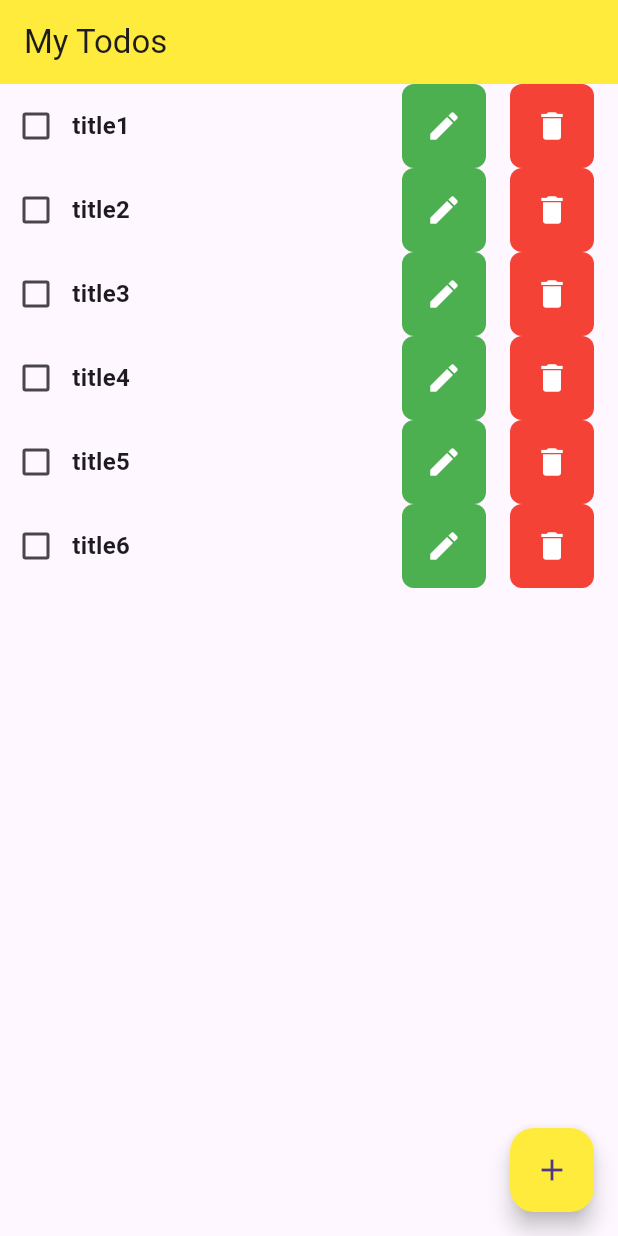
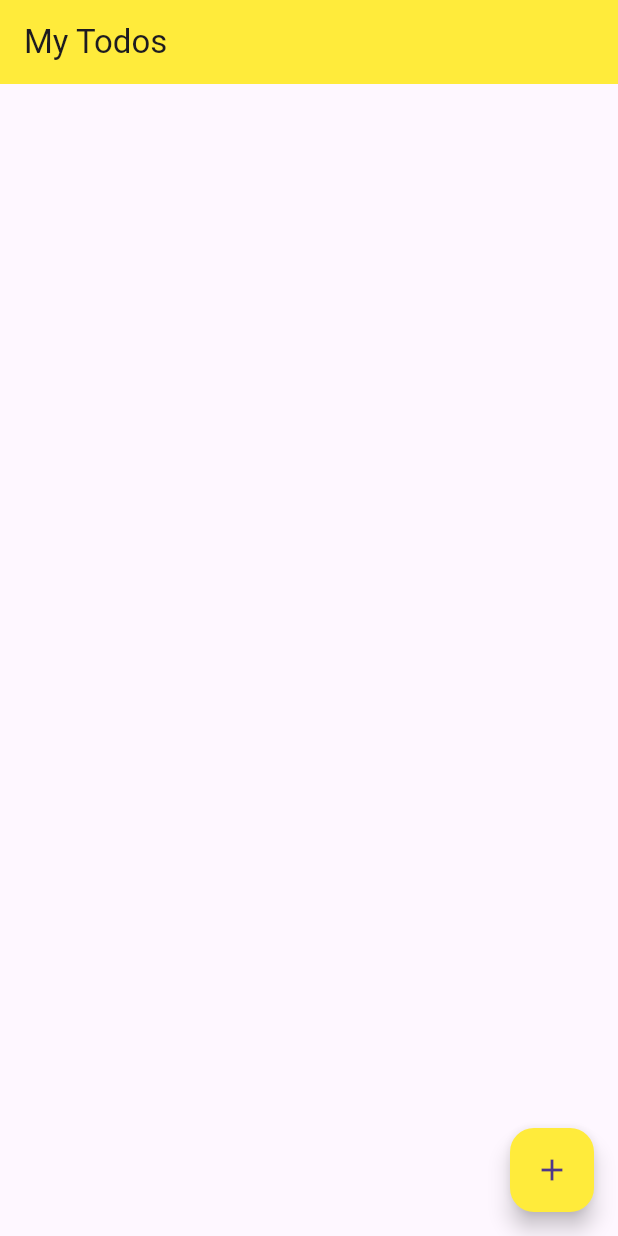
Before and after one commit to manandharsudhir/nccsteaching, a Flutter app: the screen it shows after launch, on a phone screen of 412 x 824 dp. Run offline on Flutter 3.47's test engine with Material 3 defaults, Android fonts, the phone set to English and light mode, and no system bars; our stand-ins replace math_expressions.

Commit message:
add todo

```diff
--- a/todoapp/lib/model/todo_model.dart
+++ b/todoapp/lib/model/todo_model.dart
@@ -1,13 +1,14 @@
+import 'package:uuid/uuid.dart';
+
 class TodoModel {
-  int id;
+  String id;
   bool isDone;
   String title;
   String description;
 
   TodoModel({
-    required this.id,
     required this.title,
     this.description = "",
     this.isDone = false,
-  });
+  }) : id = Uuid().v4();
 }
--- a/todoapp/lib/screen/homepage.dart
+++ b/todoapp/lib/screen/homepage.dart
@@ -3,21 +3,19 @@ import 'package:todoapp/model/todo_model.dart';
 
 import '../widget/todoitem_widget.dart';
 
-class Homepage extends StatelessWidget {
+class Homepage extends StatefulWidget {
   const Homepage({
     super.key,
   });
 
   @override
+  State<Homepage> createState() => _HomepageState();
+}
+
+class _HomepageState extends State<Homepage> {
+  List<TodoModel> todos = [];
+  @override
   Widget build(BuildContext context) {
-    List<TodoModel> todos = [
-      TodoModel(id: 1, title: "title1"),
-      TodoModel(id: 2, title: "title2"),
-      TodoModel(id: 3, title: "title3"),
-      TodoModel(id: 4, title: "title4"),
-      TodoModel(id: 5, title: "title5"),
-      TodoModel(id: 6, title: "title6"),
-    ];
     return Scaffold(
       appBar: AppBar(
         title: Text("My Todos"),
@@ -32,7 +30,9 @@ class Homepage extends StatelessWidget {
           //   ),
           // );
           final data = await Navigator.pushNamed(context, "/addTodo");
-          print(data);
+          setState(() {
+            todos.add(data as TodoModel);
+          });
         },
         child: Icon(
           Icons.add,
--- a/todoapp/pubspec.yaml
+++ b/todoapp/pubspec.yaml
@@ -35,7 +35,7 @@ dependencies:
   # The following adds the Cupertino Icons font to your application.
   # Use with the CupertinoIcons class for iOS style icons.
   cupertino_icons: ^1.0.6
-
+  uuid: ^4.4.0
 dev_dependencies:
   flutter_test:
     sdk: flutter
```
Also changed, not shown: todoapp/lib/screen/add_todo.dart (+7 -8 lines), todoapp/pubspec.lock.
